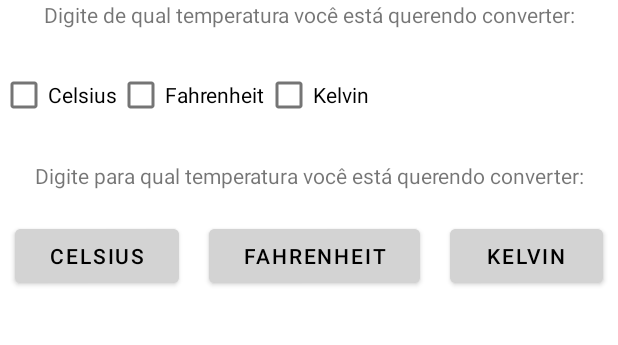
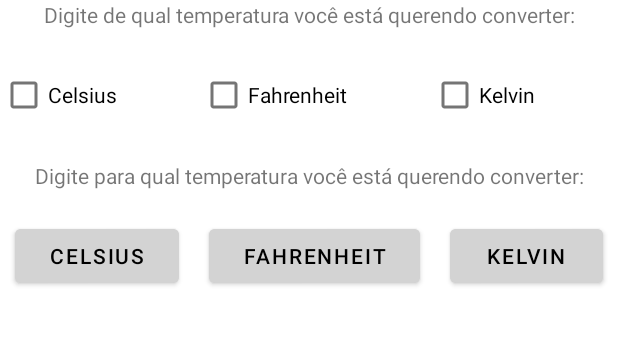
Before and after one commit to doc0185/IFSP_DesenvolvimentoMobile, an Android app: the screen it shows after launch (MainActivity), on a phone screen of 412 x 824 dp, the part 224-569 px from its top. Run offline under Robolectric (Android 15) with nearby library versions, the phone set to English and light mode, and no system bars.

Commit message:
Versão 3 Final

```diff
--- a/app/src/main/res/layout/activity_main.xml
+++ b/app/src/main/res/layout/activity_main.xml
@@ -24,7 +24,7 @@
     <TextView
         android:layout_width="match_parent"
         android:layout_height="wrap_content"
-        android:text="Digite de qual temperatura você está querendo converter:"
+        android:text="@string/digite_de_qual_temperatura_voc_est_querendo_converter"
         android:textAlignment="center"/>
 
     <LinearLayout
@@ -39,21 +39,24 @@
             android:layout_width="wrap_content"
             android:layout_height="wrap_content"
             android:onClick="onCheckboxClicked"
-            android:text="Celsius"/>
+            android:layout_weight="1"
+            android:text="@string/celsius"   />
 
         <CheckBox
             android:id="@+id/checkbox_fahr"
             android:layout_width="wrap_content"
             android:layout_height="wrap_content"
             android:onClick="onCheckboxClicked"
-            android:text="Fahrenheit" />
+            android:layout_weight="1"
+            android:text="@string/fahrenheit" />
 
         <CheckBox
             android:id="@+id/checkbox_kelvin"
             android:layout_width="wrap_content"
             android:layout_height="wrap_content"
             android:onClick="onCheckboxClicked"
-            android:text="Kelvin" />
+            android:layout_weight="1"
+            android:text="@string/kelvin" />
 
 
     </LinearLayout>
@@ -61,7 +64,7 @@
     <TextView
         android:layout_width="match_parent"
         android:layout_height="wrap_content"
-        android:text="Digite para qual temperatura você está querendo converter:"
+        android:text="@string/digite_para_qual_temperatura_voc_est_querendo_converter"
         android:textAlignment="center"/>
 
     <LinearLayout
--- a/app/src/main/res/values/strings.xml
+++ b/app/src/main/res/values/strings.xml
@@ -8,4 +8,6 @@
     <string name="fahrenheit">Fahrenheit</string>
     <string name="celsius">Celsius</string>
     <string name="kelvin">Kelvin</string>
+    <string name="digite_de_qual_temperatura_voc_est_querendo_converter">Digite de qual temperatura você está querendo converter:</string>
+    <string name="digite_para_qual_temperatura_voc_est_querendo_converter">Digite para qual temperatura você está querendo converter:</string>
 </resources>
```
